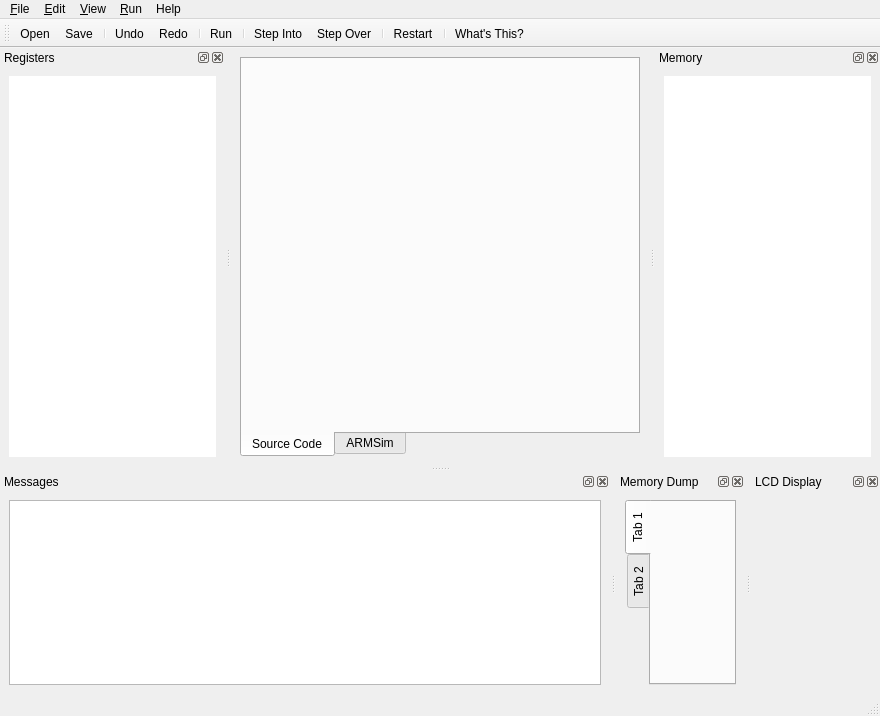
Qt form qtarmsim/ui/mainwindow.ui (barrachi/qtarmsim) before a commit.
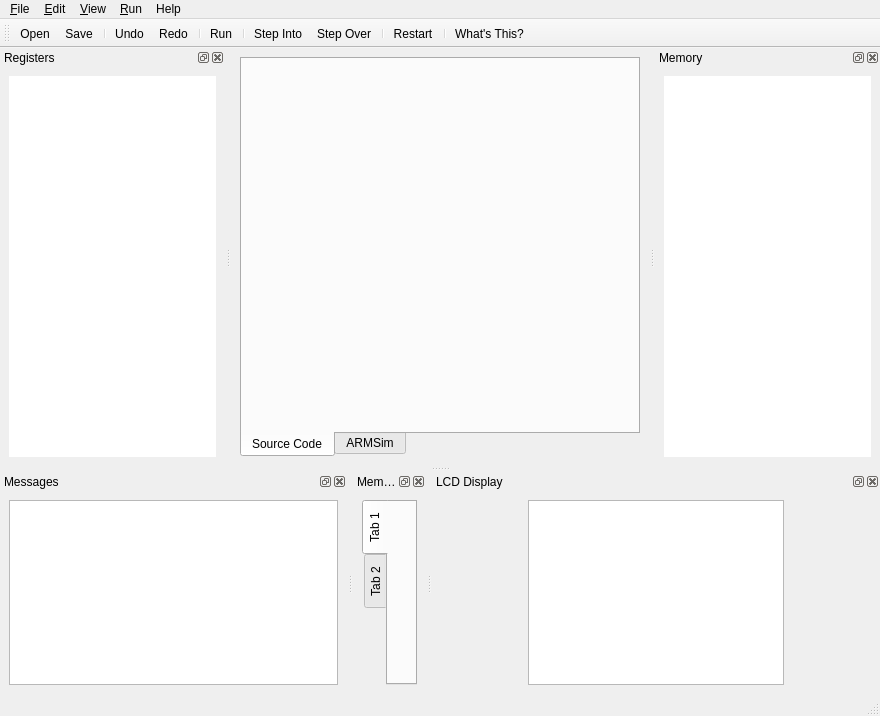
The same form after that commit. Icons and pictures are not drawn. Custom widgets are drawn as their Qt base class.

Commit message: Added LCD Display view

What changed in the file:
```diff
--- a/qtarmsim/ui/mainwindow.ui
+++ b/qtarmsim/ui/mainwindow.ui
@@ -390,7 +390,39 @@
    <attribute name="dockWidgetArea">
     <number>8</number>
    </attribute>
-   <widget class="QWidget" name="dockWidgetLCDContents"/>
+   <widget class="QWidget" name="dockWidgetLCDContents">
+    <layout class="QHBoxLayout" name="horizontalLayout">
+     <item>
+      <spacer name="horizontalSpacer">
+       <property name="orientation">
+        <enum>Qt::Horizontal</enum>
+       </property>
+       <property name="sizeHint" stdset="0">
+        <size>
+         <width>40</width>
+         <height>20</height>
+        </size>
+       </property>
+      </spacer>
+     </item>
+     <item>
+      <widget class="MemoryLCDView" name="memoryLCDView"/>
+     </item>
+     <item>
+      <spacer name="horizontalSpacer_2">
+       <property name="orientation">
+        <enum>Qt::Horizontal</enum>
+       </property>
+       <property name="sizeHint" stdset="0">
+        <size>
+         <width>40</width>
+         <height>20</height>
+        </size>
+       </property>
+      </spacer>
+     </item>
+    </layout>
+   </widget>
   </widget>
   <action name="actionWhats_This">
    <property name="icon">
@@ -788,6 +820,11 @@
    <extends>QTreeView</extends>
    <header>..widget.myqtreeview.h</header>
   </customwidget>
+  <customwidget>
+   <class>MemoryLCDView</class>
+   <extends>QTableView</extends>
+   <header>..widget.memorylcdview.h</header>
+  </customwidget>
  </customwidgets>
  <resources/>
  <connections/>
```
Left out of the diff: 118 changed lines with no effect on the pictures. The commit also changes 14 other files.
